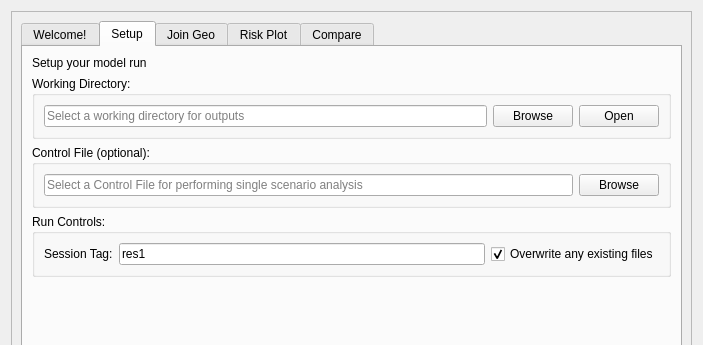
Qt form canflood/results/results.ui (NRCan/CanFlood) before a commit; both pictures show x 0 to 703 and y 0 to 345 of the 703 by 800 pixel window.
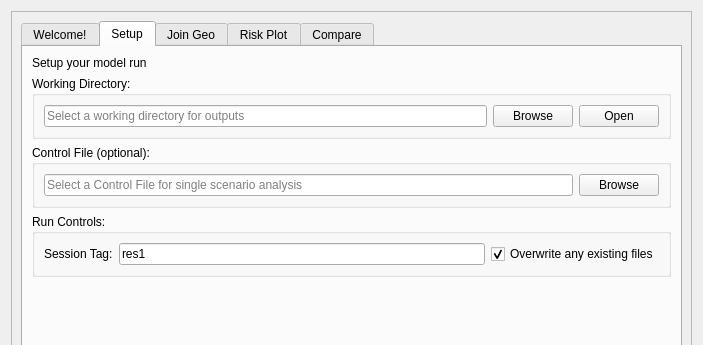
The same form after that commit. The open tabs and pages were chosen to show the change. Icons and pictures are not drawn. Custom widgets are drawn as their Qt base class.

Commit message: connect compare ui

Patch:
```diff
--- a/canflood/results/results.ui
+++ b/canflood/results/results.ui
@@ -187,7 +187,7 @@
                 <item>
                  <widget class="QLineEdit" name="lineEdit_SS_cf">
                   <property name="placeholderText">
-                   <string>Select a Control File for performing single scenario analysis</string>
+                   <string>Select a Control File for single scenario analysis</string>
                   </property>
                  </widget>
                 </item>
```
The commit also changes 1 other file.
